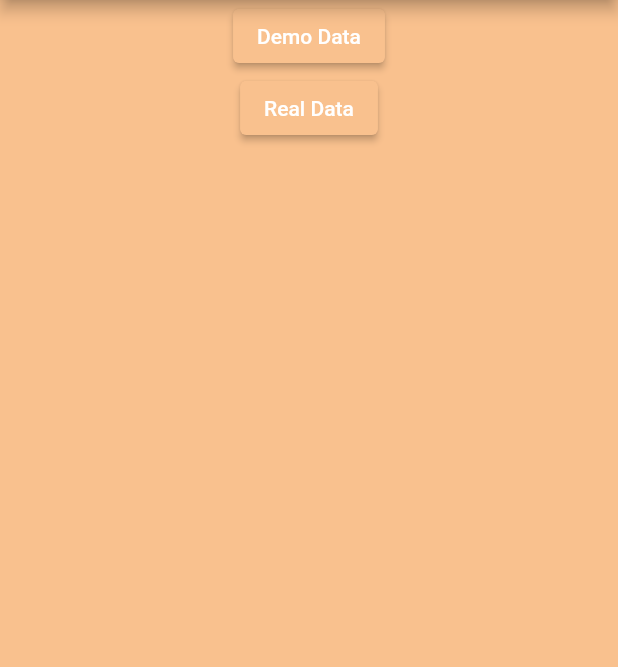
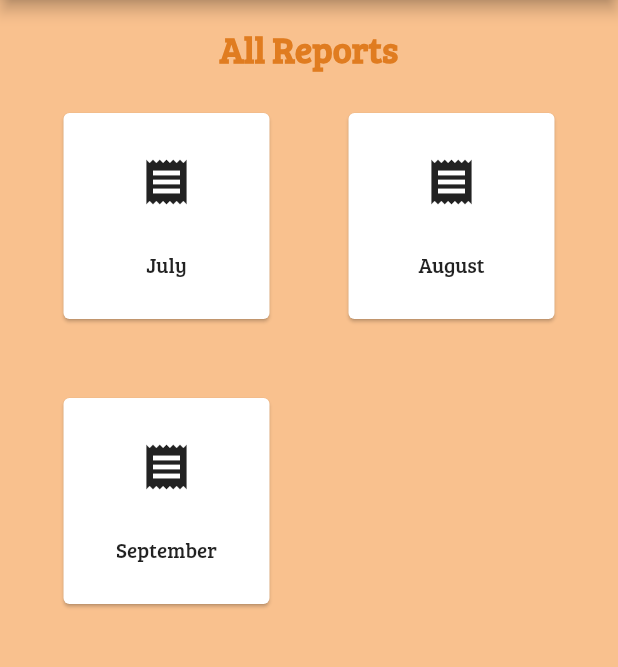
Before and after one commit to saidberk27/inven3io, a Flutter app: the AnalyticsScreen screen opened by its route, on a phone screen of 412 x 824 dp, the part 84-751 px from its top. Run offline on Flutter 3.47's test engine with Material 2 defaults, Android fonts, the phone set to English and light mode, and no system bars; our stand-ins replace cloud_firestore, firebase_auth, firebase_core, shared_preferences, syncfusion_flutter_charts, video_player; missing offline and left inert: simple_barcode_scanner; accounts and stored records are empty.

Commit message:
Analytics with demo data displayed

```diff
--- a/lib/config/routes/route.dart
+++ b/lib/config/routes/route.dart
@@ -16,7 +16,9 @@ class Routes {
     "/shop": (context) => const ShopDetailsScreen(),
     "/inventory": (context) => const InventoryScreen(),
     "/analytics": (context) => const AnalyticsScreen(),
-    "/addProductForm": (context) => AddProductForm(),
-    "/report": (context) => ReportScreen()
+    "/addProductForm": (context) => const AddProductForm(),
+    "/report": (context) => ReportScreen(
+          month: "config",
+        )
   };
 }
--- /dev/null
+++ b/lib/core/shop details/analytics/reports/report_vm.dart
@@ -0,0 +1,20 @@
+import 'demo_data.dart';
+
+class ReportViewModel {
+  DemoData demoData = DemoData();
+  late Map<String, dynamic> data;
+  Map<String, dynamic> getDataOfMonth({required String month}) {
+    switch (month) {
+      case "July":
+        data = demoData.july;
+        break;
+      case "August":
+        data = demoData.august;
+        break;
+      case "September":
+        data = demoData.july;
+        break;
+    }
+    return data;
+  }
+}
--- a/lib/core/shop details/analytics/screens/analytics_screen.dart
+++ b/lib/core/shop details/analytics/screens/analytics_screen.dart
@@ -1,5 +1,7 @@
 import 'package:flutter/material.dart';
 import 'package:inven3io/config/themes/main_theme.dart';
+import 'package:inven3io/core/shop%20details/analytics/reports/report_vm.dart';
+import 'package:inven3io/core/shop%20details/analytics/reports/report_screen.dart';
 import 'package:syncfusion_flutter_charts/charts.dart';
 import 'package:syncfusion_flutter_charts/sparkcharts.dart';
 
@@ -16,23 +18,67 @@ class _AnalyticsScreenState extends State<AnalyticsScreen> {
   @override
   Widget build(BuildContext context) {
     return Scaffold(
-        appBar: AppBar(title: Image.asset(imageAssetString)),
-        body: Center(
-            child: Column(
+      appBar: AppBar(title: Image.asset(imageAssetString)),
+      body: Padding(
+        padding: const EdgeInsets.all(16.0),
+        child: Column(
           children: [
-            ElevatedButton(onPressed: () {}, child: Text("Demo Data")),
-            ElevatedButton(
-                onPressed: () {
-                  Navigator.of(context).pushNamed("/report");
-                },
-                child: Text("Real Data"))
+            Text("All Reports",
+                style: MainTheme.themeData.textTheme.displayLarge!
+                    .copyWith(color: MainTheme.secondaryColor)),
+            Expanded(
+              child: GridView(
+                gridDelegate: const SliverGridDelegateWithFixedCrossAxisCount(
+                    crossAxisCount: 2),
+                children: [
+                  CardExample(text: "July"),
+                  CardExample(text: "August"),
+                  CardExample(text: "September"),
+                ],
+              ),
+            ),
           ],
-        )));
+        ),
+      ),
+    );
   }
 }
 
-class SalesData {
-  SalesData(this.year, this.sales);
-  final String year;
-  final double sales;
+class CardExample extends StatelessWidget {
+  late String text;
+  CardExample({super.key, required this.text});
+
+  @override
+  Widget build(BuildContext context) {
+    return Center(
+      child: Card(
+        clipBehavior: Clip.hardEdge,
+        child: InkWell(
+          splashColor: Colors.blue.withAlpha(30),
+          onTap: () {
+            Navigator.push(
+                context,
+                MaterialPageRoute(
+                    builder: (context) => ReportScreen(month: text)));
+          },
+          child: SizedBox(
+            width: MediaQuery.of(context).size.width / 3,
+            height: MediaQuery.of(context).size.width / 3,
+            child: Column(
+              mainAxisAlignment: MainAxisAlignment.center,
+              children: [
+                const Expanded(
+                    flex: 2,
+                    child: Icon(
+                      Icons.receipt,
+                      size: 36,
+                    )),
+                Expanded(flex: 1, child: Text(text)),
+              ],
+            ),
+          ),
+        ),
+      ),
+    );
+  }
 }
--- a/lib/widgets/custom_text_input.dart
+++ b/lib/widgets/custom_text_input.dart
@@ -16,10 +16,10 @@ class CustomTextInput extends StatefulWidget {
       : super(key: key);
 
   @override
-  _CustomTextInputState createState() => _CustomTextInputState();
+  CustomTextInputState createState() => CustomTextInputState();
 }
 
-class _CustomTextInputState extends State<CustomTextInput> {
+class CustomTextInputState extends State<CustomTextInput> {
   @override
   Widget build(BuildContext context) {
     return Container(
```
Also changed, not shown: lib/core/shop details/analytics/reports/demo_data.dart (+3 -23 lines), lib/core/shop details/analytics/reports/report.dart (deleted, +0 -64 lines), lib/core/shop details/analytics/reports/report_screen.dart (+77 -23 lines), lib/core/shop details/inventory/add product/add_product_form.dart (+5 -5 lines), lib/core/shop details/inventory/screens/inventory_screen.dart (+6 -6 lines).
